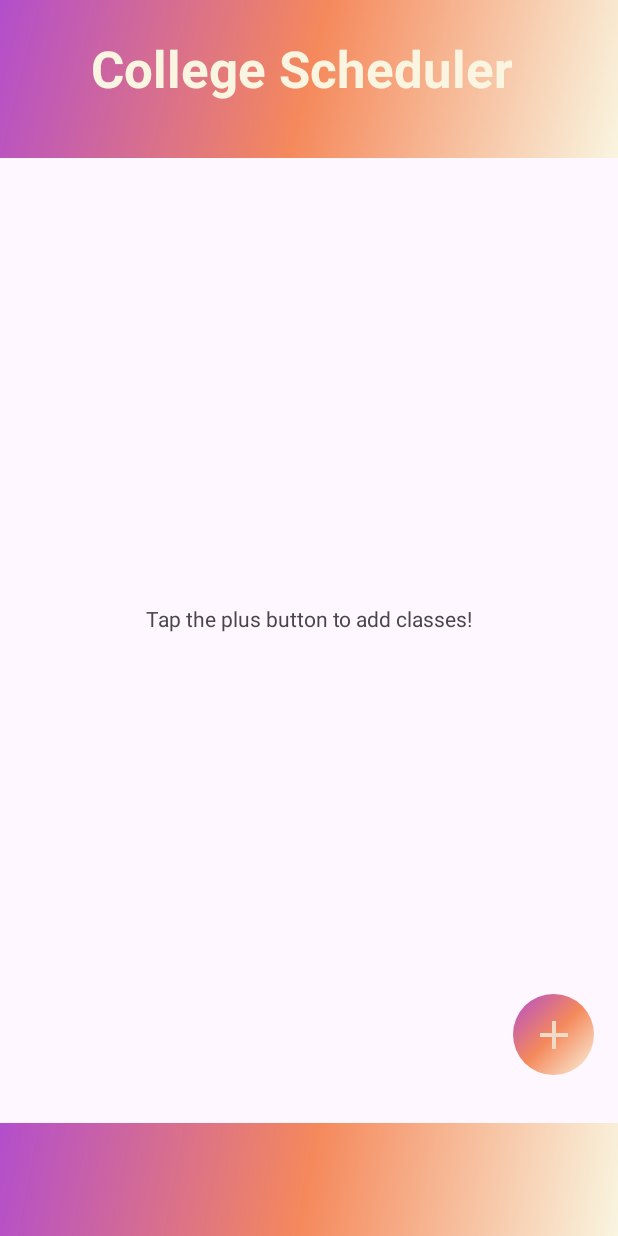
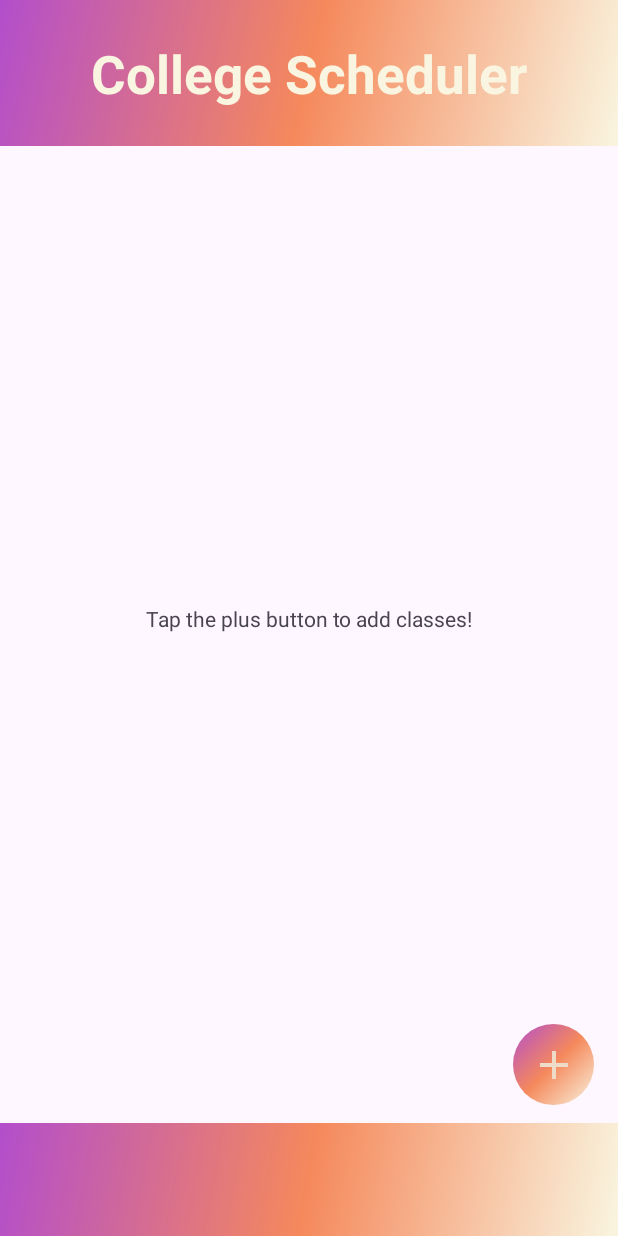
Before and after one commit to rcarver3/College-Scheduler, an Android app: the screen it shows after launch (MainActivity), on a phone screen of 412 x 824 dp. Run offline under Robolectric (Android 15) with nearby library versions, the light colour scheme and no system bars.

Commit message:
Better home screen

```diff
--- a/app/src/main/res/layout/activity_main.xml
+++ b/app/src/main/res/layout/activity_main.xml
@@ -11,7 +11,7 @@ tools:context=".MainActivity">
     <androidx.appcompat.widget.Toolbar
         android:id="@+id/toolbar"
         android:layout_width="match_parent"
-        android:layout_height="105sp"
+        android:layout_height="97dp"
         android:background="@drawable/side_nav_bar"
         android:gravity="bottom"
         app:popupTheme="@style/Theme.CollegeScheduler.PopupOverlay" />
@@ -28,7 +28,7 @@ tools:context=".MainActivity">
             android:layout_height="54dp"
             android:layout_gravity="bottom|end"
             android:layout_marginEnd="16dp"
-            android:layout_marginBottom="32dp"
+            android:layout_marginBottom="12dp"
             android:contentDescription="@string/toast_descriptor"
             app:layout_constraintBottom_toTopOf="@+id/toolbar2"
             app:layout_constraintEnd_toEndOf="parent"
@@ -50,14 +50,14 @@ tools:context=".MainActivity">
 
         <androidx.recyclerview.widget.RecyclerView
             android:id="@+id/classRecyclerView"
-            android:layout_width="407dp"
-            android:layout_height="451dp"
-            app:layout_constraintBottom_toBottomOf="parent"
+            android:layout_width="414dp"
+            android:layout_height="570dp"
+            app:layout_constraintBottom_toTopOf="@+id/toolbar2"
             app:layout_constraintEnd_toEndOf="parent"
-            app:layout_constraintHorizontal_bias="0.0"
+            app:layout_constraintHorizontal_bias="0.666"
             app:layout_constraintStart_toStartOf="parent"
             app:layout_constraintTop_toTopOf="parent"
-            app:layout_constraintVertical_bias="0.385" />
+            app:layout_constraintVertical_bias="0.552" />
 
 
     </androidx.constraintlayout.widget.ConstraintLayout>
@@ -73,11 +73,11 @@ tools:context=".MainActivity">
     <TextView
         android:id="@+id/textView2"
         android:layout_width="291dp"
-        android:layout_height="60dp"
+        android:layout_height="wrap_content"
         android:text="@string/title"
         android:textAlignment="viewStart"
         android:textColor="@color/cream"
-        android:textSize="34sp"
+        android:textSize="35sp"
         android:textStyle="bold"
         app:layout_anchor="@+id/toolbar"
         app:layout_anchorGravity="center" />
```
